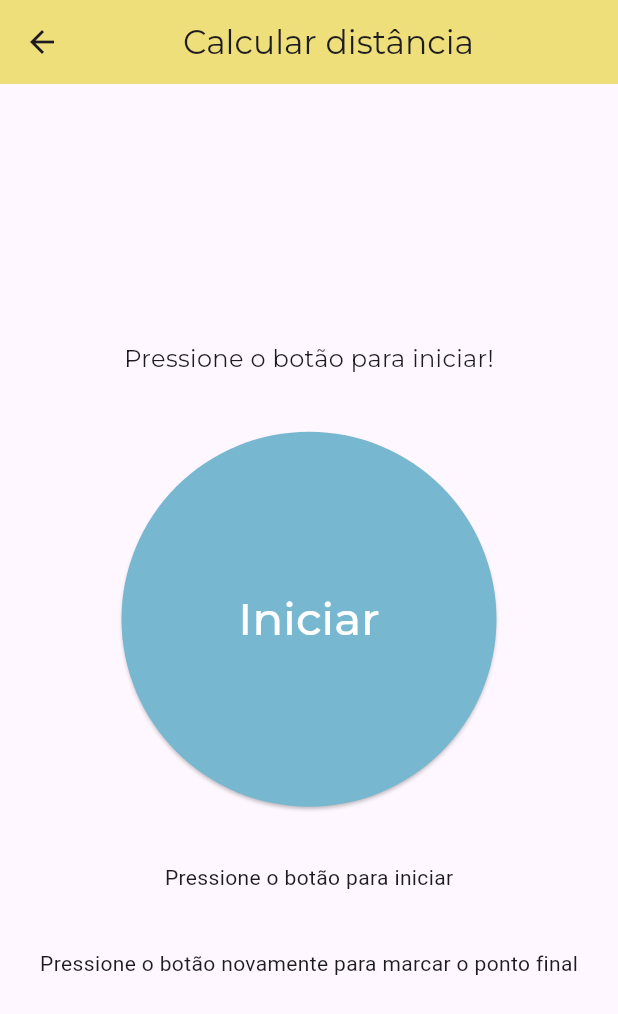
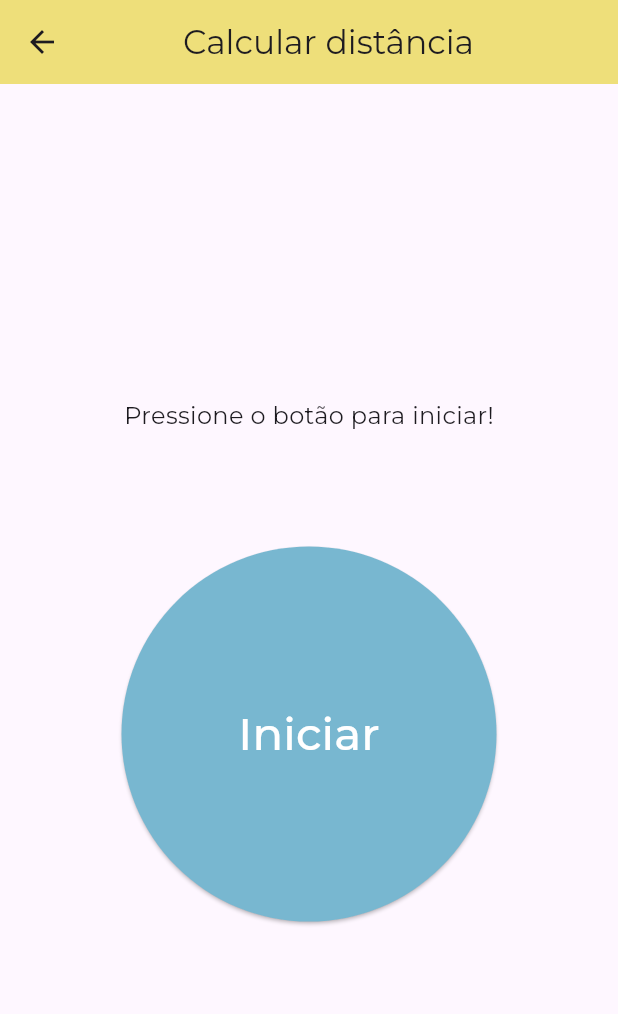
Before and after one commit to Merenciou/Lucrao, a Flutter app: the LocationScreen screen opened directly, on a phone screen of 412 x 824 dp. Shown: the top 1014 px of the screen. Run offline on Flutter 3.47's test engine with Material 3 defaults, Android fonts, the phone set to English and light mode, and no system bars; our stand-ins replace fl_chart, flutter_svg, geolocator, google_fonts.

Commit message:
test lines removal

```diff
--- a/lib/screens/location_screen/location_screen.dart
+++ b/lib/screens/location_screen/location_screen.dart
@@ -71,14 +71,14 @@ class _LocationScreenState extends State<LocationScreen> {
                       fontWeight: FontWeight.w500),
                 ),
               ),
-              Text(location.startPosition == null
-                  ? 'Pressione o botão para iniciar'
-                  : 'Ponto inicial: ${location.startPosition!.latitude}, ${location.startPosition!.longitude}'),
-              Text(
-                location.endPosition == null
-                    ? 'Pressione o botão novamente para marcar o ponto final'
-                    : 'Ponto final: ${location.endPosition!.latitude}, ${location.endPosition!.longitude}',
-              ),
+              // Text(location.startPosition == null
+              //     ? 'Pressione o botão para iniciar'
+              //     : 'Ponto inicial: ${location.startPosition!.latitude}, ${location.startPosition!.longitude}'),
+              // Text(
+              //   location.endPosition == null
+              //       ? 'Pressione o botão novamente para marcar o ponto final'
+              //       : 'Ponto final: ${location.endPosition!.latitude}, ${location.endPosition!.longitude}',
+              // ),
             ],
           ),
         ),
```
